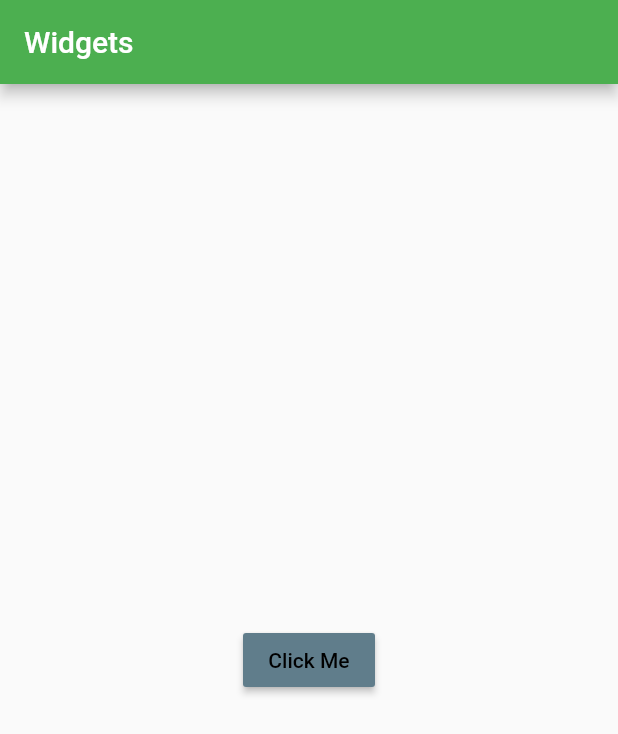
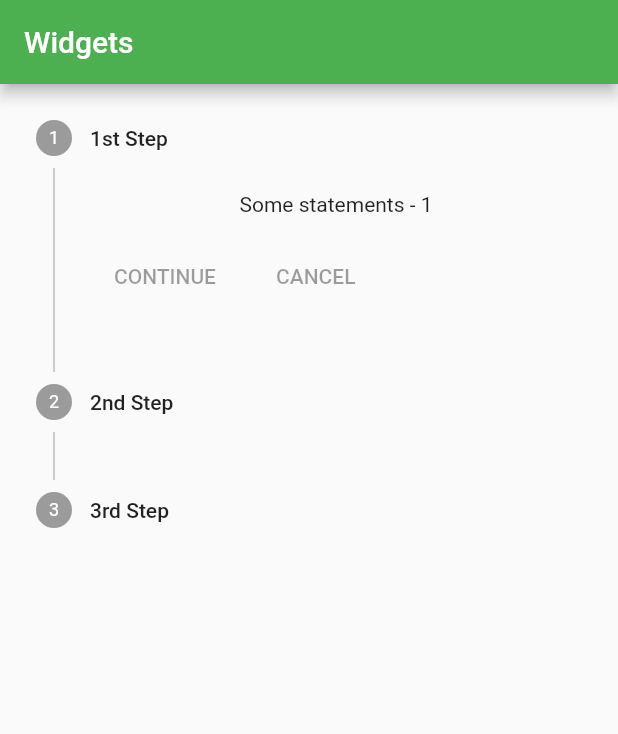
Before and after one commit to srishu272/MATERIAL_DESIGN_WIDGET, a Flutter app: the screen it shows after launch, on a phone screen of 412 x 824 dp. Shown: the top 734 px of the screen. Run offline on Flutter 3.47's test engine with Material 2 defaults, Android fonts, the phone set to English and light mode, and no system bars.

Commit message:
Third Commit

```diff
--- a/lib/main.dart
+++ b/lib/main.dart
@@ -24,25 +24,19 @@ class HomePage extends StatefulWidget {
 }
 
 class _HomePageState extends State<HomePage> {
+  List<Step> my_steps = [
+    Step(title: Text("1st Step"), content: Text("Some statements - 1")),
+    Step(title: Text("2nd Step"), content: Text("Some statements - 2")),
+    Step(title: Text("3rd Step"), content: Text("Some statements - 3"))
+  ];
   @override
   Widget build(BuildContext context) {
     return Scaffold(
-      appBar: AppBar(
-        title: Text("Widgets"),
-      ),
-      body: Container(
-        child: Center(
-            child: RaisedButton(
-          child: Text(
-            "Click Me",
-            style: TextStyle(color: Colors.black),
-          ),
-          onPressed: (() => {
-                Scaffold.of(context),
-              }),
-          color: Colors.blueGrey,
-        )),
-      ),
-    );
+        appBar: AppBar(
+          title: Text("Widgets"),
+        ),
+        body: Container(
+          child: Stepper(steps: my_steps),
+        ));
   }
 }
```
Also changed, not shown: lib/snackbar_and_dialog box.dart (added, +49 -0 lines).
